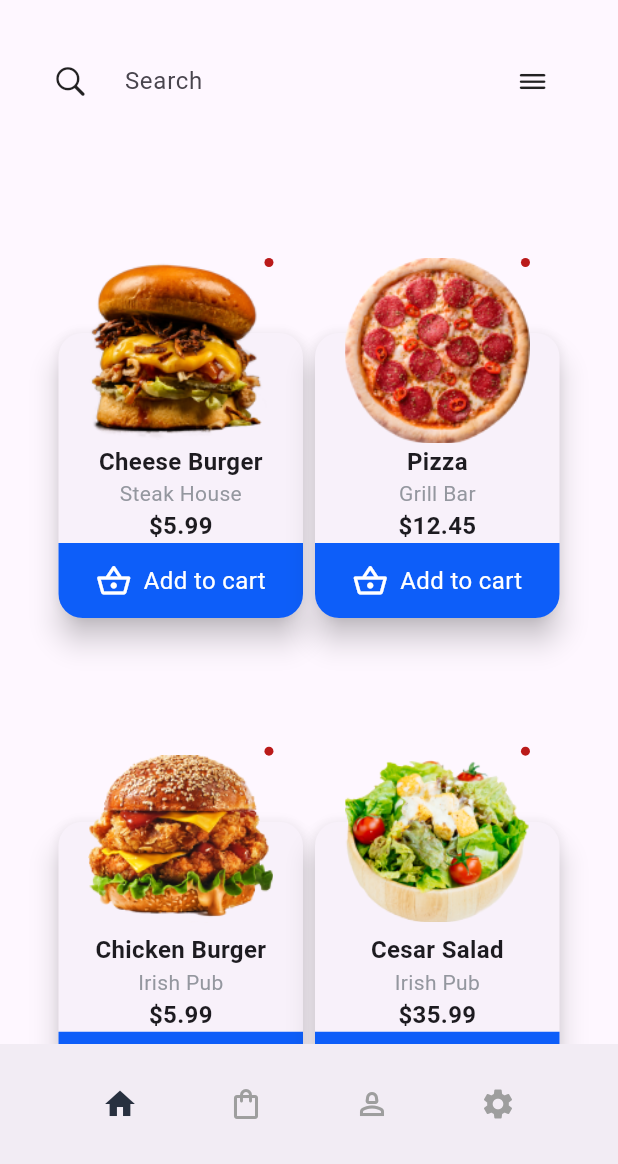
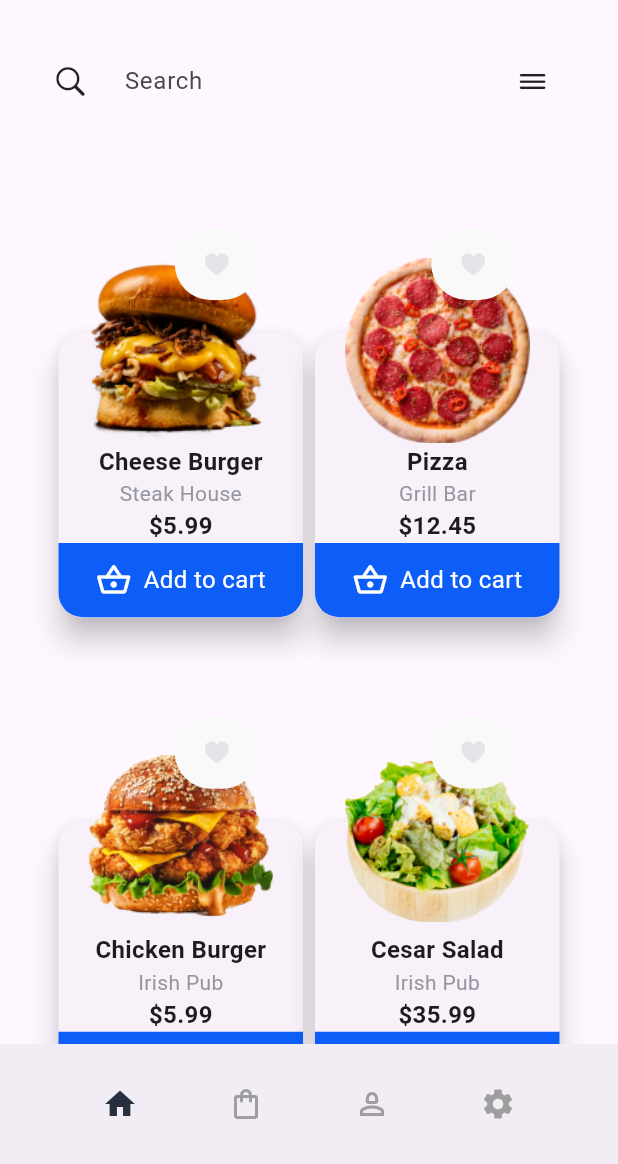
Before and after one commit to SimantoTareq/Food-App, a Flutter app: the PopularMenuHomepage screen opened directly, on a phone screen of 412 x 824 dp, the part 72-1236 px from its top. Run offline on Flutter 3.47's test engine with Material 3 defaults, Android fonts, the phone set to English and light mode, and no system bars; our stand-ins replace flutter_slidable, flutter_svg, google_fonts, sizer.

Commit message:
the heart icon above the popular menu image(work in progress)

```diff
--- a/lib/item_food_card.dart
+++ b/lib/item_food_card.dart
@@ -1,3 +1,4 @@
+import 'package:flutter/cupertino.dart';
 import 'package:flutter/material.dart';
 
 
@@ -80,8 +81,9 @@ class _ItemFoodCardState extends State<ItemFoodCard> {
                           ),
                         ),
                       ),
+
                       Container(
-                        height: 50,
+                        height: MediaQuery.of(context).size.height *.06,
                         decoration: const BoxDecoration(
                           color: Color(0xFF0D5EF9),
                           borderRadius: BorderRadius.only(
@@ -117,6 +119,19 @@ class _ItemFoodCardState extends State<ItemFoodCard> {
                   right: 0,
                   child: Center(
                     child: Badge(
+
+                      alignment: Alignment.topCenter,
+                      backgroundColor: Color(0xFFF9F9F9),
+
+                      label: Transform.scale(
+                        scale: 0.8,
+                        child: IconButton(
+
+                          onPressed: () {  },
+                          icon: Icon(CupertinoIcons.heart_fill),
+                          color: Color(0xFF181E224D),
+                        ),
+                      ),
                       child: Image.asset(
                         widget.asset ?? 'Image not found',
 
--- a/lib/main.dart
+++ b/lib/main.dart
@@ -47,7 +47,7 @@ class MyApp extends StatelessWidget {
         useMaterial3: true,
       ),
 //<<<<<<< HEAD
-     home: PaymentMethod(),
+     home: PopularMenuHomepage(),
 //=======
     //  home: NotificationPage(),
 //>>>>>>> 1deb57000d18d58677f4a697577c1c597cc63237
```
